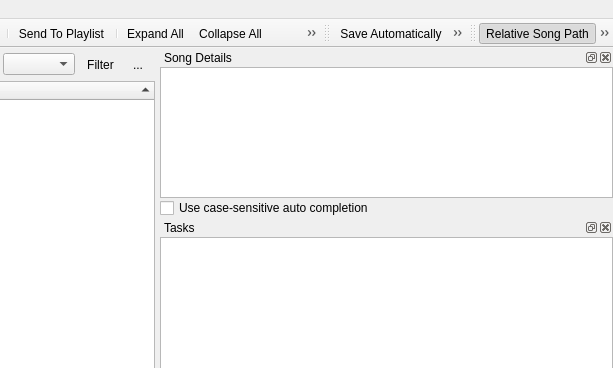
Qt form uman/src/QUMainWindow.ui (UltraStar-Deluxe/UltraStar-Manager) before a commit; both pictures show x 299 to 912 and y 0 to 368 of the 912 by 765 pixel window.
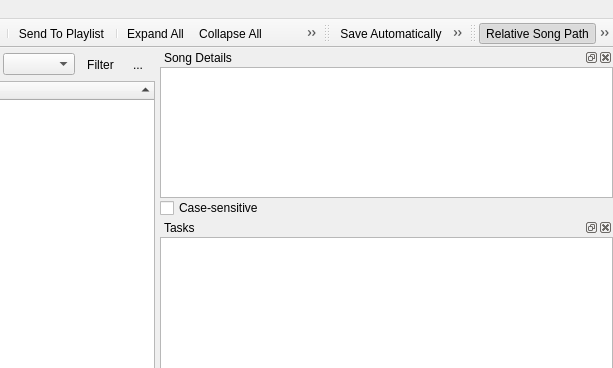
The same form after that commit. Icons and pictures are not drawn. Custom widgets are drawn as their Qt base class.

```diff
--- a/uman/src/QUMainWindow.ui
+++ b/uman/src/QUMainWindow.ui
@@ -652,7 +652,7 @@
           <item>
            <widget class="QCheckBox" name="completerChk" >
             <property name="text" >
-             <string>Use case-sensitive auto completion</string>
+             <string>Case-sensitive </string>
             </property>
            </widget>
           </item>
```
Left out of the diff: 3 changed lines with no effect on the pictures.
